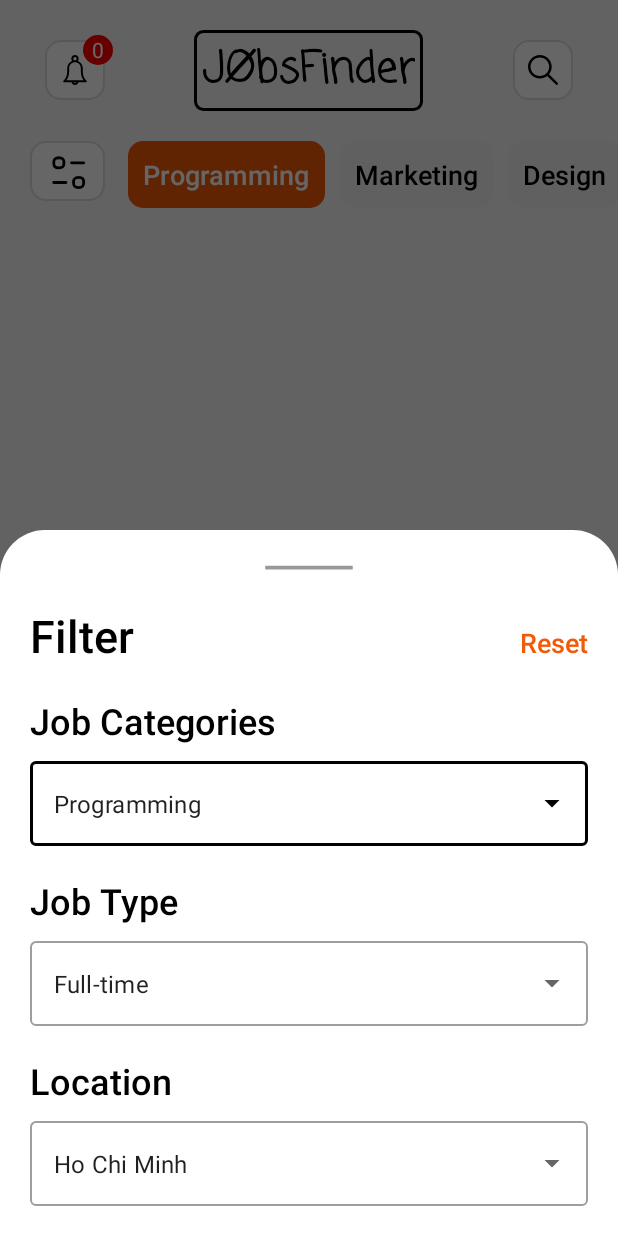
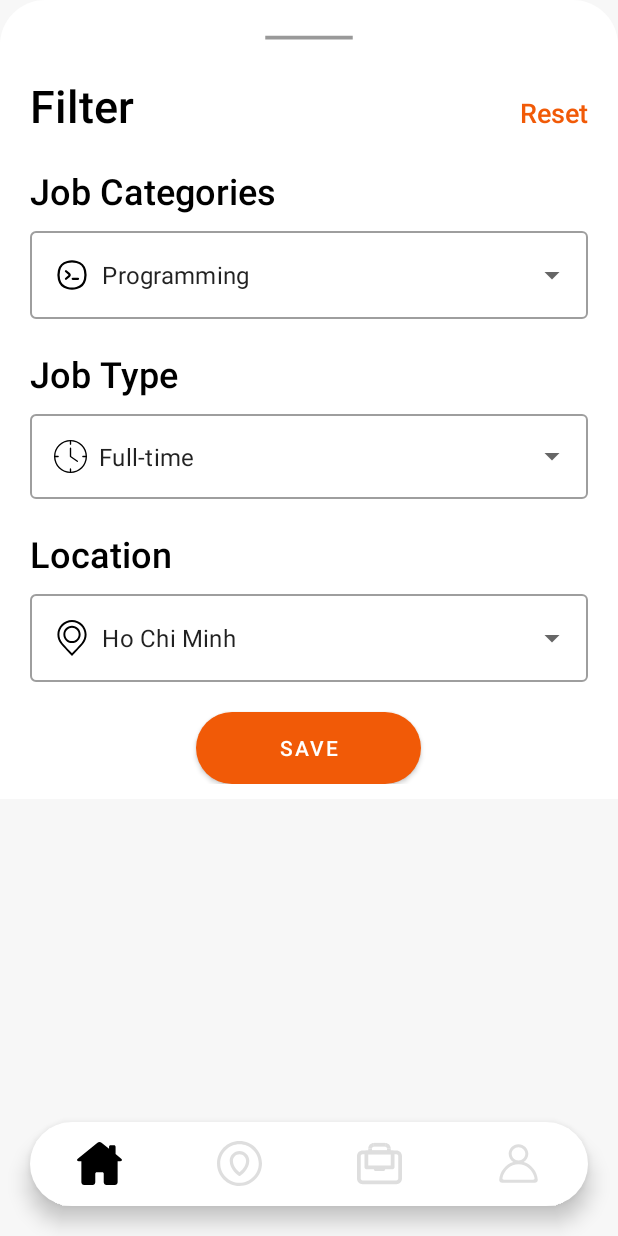
Before and after one commit to maidzui123/JobsFinderApp, an Android app: the screen it shows after launch (MainActivity), after a tap on an icon or button, on a phone screen of 412 x 824 dp. Run offline under Robolectric (Android 15) with nearby library versions, the phone set to English and light mode, and no system bars.

Commit message:
Full Filter

```diff
--- a/app/build.gradle
+++ b/app/build.gradle
@@ -44,4 +44,5 @@ dependencies {
     androidTestImplementation 'androidx.test.espresso:espresso-core:3.4.0'
     implementation 'me.relex:circleindicator:2.1.6'
     implementation 'com.google.firebase:firebase-firestore:24.4.0'
+
 }
--- /dev/null
+++ b/app/src/main/java/com/example/jobfinderapp/BottomFragment.java
@@ -0,0 +1,71 @@
+package com.example.jobfinderapp;
+
+import android.os.Bundle;
+
+import androidx.fragment.app.Fragment;
+import androidx.fragment.app.FragmentManager;
+import androidx.fragment.app.FragmentTransaction;
+
+import android.view.LayoutInflater;
+import android.view.MotionEvent;
+import android.view.View;
+import android.view.ViewGroup;
+import android.widget.AdapterView;
+import android.widget.ArrayAdapter;
+import android.widget.AutoCompleteTextView;
+import android.widget.Button;
+import android.widget.TextView;
+
+import com.google.android.material.bottomsheet.BottomSheetDialogFragment;
+
+public class BottomFragment extends Fragment {
+    public BottomFragment() {
+        // Required empty public constructor
+    }
+    String[] job_items = {"  Programming", "  Marketing", "  Design", "  Healthcare"};
+    String[] job_time = {"  Full-time", "  Part-time"};
+    String[] job_location = {"  Ho Chi Minh", "  Ha Noi", " Ben Tre", "  Quang Tri"};
+    AutoCompleteTextView autoCompleteTxt, autoCompleteTxt1, autoCompleteTxt2;
+    ArrayAdapter<String> adapterItems, adapterItems1, adapterItems2;
+    private View mView;
+    private Button btnSaveFilter;
+    private TextView tvResetFilter;
+    @Override
+    public View onCreateView(LayoutInflater inflater, ViewGroup container,
+                             Bundle savedInstanceState) {
+        mView = inflater.inflate(R.layout.bottom_sheet_dialog, container, false);
+        autoCompleteTxt = mView.findViewById(R.id.autoCompleteTxt);
+        autoCompleteTxt1 = mView.findViewById(R.id.autoCompleteTxt1);
+        autoCompleteTxt2 = mView.findViewById(R.id.autoCompleteTxt2);
+        btnSaveFilter = mView.findViewById(R.id.btnSaveFilter);
+        tvResetFilter = mView.findViewById(R.id.tvResetFilter);
+        adapterItems = new ArrayAdapter<String>(getActivity(), R.layout.job_dropdown_item, job_items);
+        adapterItems1 = new ArrayAdapter<String>(getActivity(), R.layout.job_dropdown_item, job_time);
+        adapterItems2 = new ArrayAdapter<String>(getActivity(), R.layout.job_dropdown_item, job_location);
+        autoCompleteTxt.setAdapter(adapterItems);
+        autoCompleteTxt1.setAdapter(adapterItems1);
+        autoCompleteTxt2.setAdapter(adapterItems2);
+        tvResetFilter.setOnClickListener(new View.OnClickListener() {
+            @Override
+            public void onClick(View v) {
+                autoCompleteTxt.setText(job_items[0],false);
+                autoCompleteTxt1.setText(job_time[0],false);
+                autoCompleteTxt2.setText(job_location[0],false);
+            }
+        });
+        btnSaveFilter.setOnClickListener(new View.OnClickListener() {
+            @Override
+            public void onClick(View v) {
+                replaceFragment(new HomeFragment());
+            }
+        });
+        return mView;
+    }
+    private void replaceFragment(Fragment fragment) {
+        FragmentManager fragmentManager = getParentFragmentManager();
+        FragmentTransaction fragmentTransaction = fragmentManager.beginTransaction();
+        fragmentTransaction.replace(R.id.flBottomFragment, fragment);
+        fragmentTransaction.commit();
+    }
+
+}
--- a/app/src/main/java/com/example/jobfinderapp/BottomSheet.java
+++ /dev/null
@@ -1,35 +0,0 @@
-package com.example.jobfinderapp;
-
-import android.os.Bundle;
-import android.view.LayoutInflater;
-import android.view.View;
-import android.view.ViewGroup;
-import android.widget.ArrayAdapter;
-import android.widget.AutoCompleteTextView;
-
-import androidx.annotation.NonNull;
-import androidx.annotation.Nullable;
-import androidx.fragment.app.Fragment;
-
-
-public class BottomSheet extends Fragment {
-    String[] job_items = {"Programming", "Marketing", "Design", "Healthcare"};
-    AutoCompleteTextView autoCompleteTxt;
-    ArrayAdapter<String> adapterItems;
-    private View mView;
-    public BottomSheet() {
-        // Required empty public constructor
-    }
-    @Override
-    public View onCreateView(LayoutInflater inflater, ViewGroup container,
-                             Bundle savedInstanceState) {
-        mView = inflater.inflate(R.layout.bottom_sheet_dialog, container, false);
-        autoCompleteTxt = mView.findViewById(R.id.autoCompleteTxt);
-        adapterItems = new ArrayAdapter<String>(getActivity(), R.layout.job_dropdown_item, job_items);
-        autoCompleteTxt.setAdapter(adapterItems);
-
-        return mView;
-    }
-
-
-}
--- a/app/src/main/java/com/example/jobfinderapp/HomeFragment.java
+++ b/app/src/main/java/com/example/jobfinderapp/HomeFragment.java
@@ -6,6 +6,8 @@ import android.graphics.drawable.ColorDrawable;
 import android.os.Bundle;
 
 import androidx.fragment.app.Fragment;
+import androidx.fragment.app.FragmentManager;
+import androidx.fragment.app.FragmentTransaction;
 
 import android.view.Gravity;
 import android.view.LayoutInflater;
@@ -27,35 +29,30 @@ public class HomeFragment extends Fragment {
     }
     private ImageButton ibHomeFilter;
     private View mView;
-    private LinearLayout lnBottomSheetContainer;
-
-    String[] job_items = {"Programming", "Marketing", "Design", "Healthcare"};
-    AutoCompleteTextView autoCompleteTxt;
-    ArrayAdapter<String> adapterItems;
     @Override
     public View onCreateView(LayoutInflater inflater, ViewGroup container,
                              Bundle savedInstanceState) {
         mView = inflater.inflate(R.layout.fragment_home, container, false);
         ibHomeFilter = mView.findViewById(R.id.ibHomeFilter);
-        lnBottomSheetContainer = mView.findViewById(R.id.lnBottomSheetContainer);
-        autoCompleteTxt = mView.findViewById(R.id.autoCompleteTxt);
-        adapterItems = new ArrayAdapter<String>(getActivity(), R.layout.job_dropdown_item, job_items);
-        autoCompleteTxt.setAdapter(adapterItems);
         ibHomeFilter.setOnClickListener(new View.OnClickListener() {
             @Override
             public void onClick(View v) {
-                final BottomSheetDialog bottomSheetDialog = new BottomSheetDialog(getActivity(), R.style.BottomSheetDialogTheme);
-                View bottomSheetView = LayoutInflater.from(getContext()).inflate(R.layout.bottom_sheet_dialog, lnBottomSheetContainer);
-                bottomSheetDialog.setContentView(bottomSheetView);
-                bottomSheetDialog.show();
+                replaceFragment(new BottomFragment());
             }
         });
         return mView;
     }
+    private void replaceFragment(Fragment fragment) {
+        FragmentManager fragmentManager = getParentFragmentManager();
+        FragmentTransaction fragmentTransaction = fragmentManager.beginTransaction();
+        fragmentTransaction.replace(R.id.flHomeFragment, fragment);
+        fragmentTransaction.commit();
+    }
+
 //    private void showDialog() {
-//        final Dialog dialog = new Dialog(getActivity());
+//        final BottomSheetDialog dialog = new BottomSheetDialog(getActivity());
 //        dialog.requestWindowFeature(Window.FEATURE_NO_TITLE);
-//        dialog.setContentView(R.layout.bottom_sheet_dialog);
+//        dialog.setContentView(R.layout.frame_bottom_sheet_dialog);
 //        dialog.show();
 //        dialog.getWindow().setLayout(ViewGroup.LayoutParams.MATCH_PARENT,ViewGroup.LayoutParams.WRAP_CONTENT);
 //        dialog.getWindow().setBackgroundDrawable(new ColorDrawable(Color.TRANSPARENT));
--- a/app/src/main/java/com/example/jobfinderapp/MainActivity.java
+++ b/app/src/main/java/com/example/jobfinderapp/MainActivity.java
@@ -17,6 +17,7 @@ import android.widget.Button;
 import android.widget.ImageButton;
 
 import com.example.jobfinderapp.databinding.ActivityMainBinding;
+import com.google.android.material.bottomsheet.BottomSheetDialog;
 
 public class MainActivity extends AppCompatActivity {
     ActivityMainBinding binding;
@@ -52,7 +53,6 @@ public class MainActivity extends AppCompatActivity {
         fragmentTransaction.replace(R.id.frame_layout, fragment);
         fragmentTransaction.commit();
     }
-
 }
 
 //    Fragment fragment = null;
--- a/app/src/main/java/com/example/jobfinderapp/NearbyFragment.java
+++ b/app/src/main/java/com/example/jobfinderapp/NearbyFragment.java
@@ -7,58 +7,28 @@ import androidx.fragment.app.Fragment;
 import android.view.LayoutInflater;
 import android.view.View;
 import android.view.ViewGroup;
+import android.widget.ArrayAdapter;
+import android.widget.AutoCompleteTextView;
 
-/**
- * A simple {@link Fragment} subclass.
- * Use the {@link NearbyFragment#newInstance} factory method to
- * create an instance of this fragment.
- */
 public class NearbyFragment extends Fragment {
 
-    // TODO: Rename parameter arguments, choose names that match
-    // the fragment initialization parameters, e.g. ARG_ITEM_NUMBER
-    private static final String ARG_PARAM1 = "param1";
-    private static final String ARG_PARAM2 = "param2";
 
-    // TODO: Rename and change types of parameters
-    private String mParam1;
-    private String mParam2;
 
     public NearbyFragment() {
         // Required empty public constructor
     }
 
-    /**
-     * Use this factory method to create a new instance of
-     * this fragment using the provided parameters.
-     *
-     * @param param1 Parameter 1.
-     * @param param2 Parameter 2.
-     * @return A new instance of fragment NearbyFragment.
-     */
-    // TODO: Rename and change types and number of parameters
-    public static NearbyFragment newInstance(String param1, String param2) {
-        NearbyFragment fragment = new NearbyFragment();
-        Bundle args = new Bundle();
-        args.putString(ARG_PARAM1, param1);
-        args.putString(ARG_PARAM2, param2);
-        fragment.setArguments(args);
-        return fragment;
-    }
-
-    @Override
-    public void onCreate(Bundle savedInstanceState) {
-        super.onCreate(savedInstanceState);
-        if (getArguments() != null) {
-            mParam1 = getArguments().getString(ARG_PARAM1);
-            mParam2 = getArguments().getString(ARG_PARAM2);
-        }
-    }
-
+    String[] job_items = {"Programming", "Marketing", "Design", "Healthcare"};
+    AutoCompleteTextView autoCompleteTxt;
+    ArrayAdapter<String> adapterItems;
+    private View mView;
     @Override
     public View onCreateView(LayoutInflater inflater, ViewGroup container,
                              Bundle savedInstanceState) {
-        // Inflate the layout for this fragment
-        return inflater.inflate(R.layout.fragment_nearby, container, false);
+        mView = inflater.inflate(R.layout.fragment_nearby, container, false);
+        autoCompleteTxt = mView.findViewById(R.id.autoCompleteTxt);
+        adapterItems = new ArrayAdapter<String>(getActivity(), R.layout.job_dropdown_item, job_items);
+        autoCompleteTxt.setAdapter(adapterItems);
+        return mView;
     }
 }
--- /dev/null
+++ b/app/src/main/res/drawable/ic_categories.xml
@@ -0,0 +1,26 @@
+<?xml version="1.0" encoding="utf-8"?>
+<vector xmlns:android="http://schemas.android.com/apk/res/android"
+    android:width="24dp"
+    android:height="24dp"
+    android:viewportWidth="24"
+    android:viewportHeight="24">
+
+    <path
+        android:fillColor="#FFFFFF"
+        android:strokeColor="#000000"
+        android:strokeWidth="1.5"
+        android:pathData="M3.35288 8.95043C4.00437 6.17301 6.17301 4.00437 8.95043 3.35288C10.9563 2.88237 13.0437 2.88237 15.0496 3.35288C17.827 4.00437 19.9956 6.17301 20.6471 8.95044C21.1176 10.9563 21.1176 13.0437 20.6471 15.0496C19.9956 17.827 17.827 19.9956 15.0496 20.6471C13.0437 21.1176 10.9563 21.1176 8.95044 20.6471C6.17301 19.9956 4.00437 17.827 3.35288 15.0496C2.88237 13.0437 2.88237 10.9563 3.35288 8.95043Z" />
+    <path
+        android:fillColor="#FFFFFF"
+        android:strokeColor="#000000"
+        android:strokeWidth="1.5"
+        android:strokeLineJoin="round"
+        android:strokeLineCap="round"
+        android:pathData="M8 9.5L10.0781 11.2318C10.5579 11.6316 10.5579 12.3684 10.0781 12.7682L8 14.5" />
+    <path
+        android:fillColor="#FFFFFF"
+        android:strokeColor="#000000"
+        android:strokeWidth="1.5"
+        android:strokeLineCap="round"
+        android:pathData="M12.5 14.5H16" />
+</vector>
--- /dev/null
+++ b/app/src/main/res/drawable/ic_clock.xml
@@ -0,0 +1,17 @@
+<?xml version="1.0" encoding="utf-8"?>
+<vector xmlns:android="http://schemas.android.com/apk/res/android"
+    android:width="22dp"
+    android:height="22dp"
+    android:viewportWidth="488"
+    android:viewportHeight="488">
+
+    <group
+            android:translateY="-540.36">
+        <path
+            android:fillColor="#000000"
+            android:pathData="M351.1,846.96l-97.1-67.9v-116.7c0-5.5-4.5-10-10-10s-10,4.5-10,10v122c0,3.3,1.6,6.3,4.3,8.2l101.4,70.9 c1.7,1.2,3.7,1.8,5.7,1.8v0c3.1,0,6.2-1.5,8.2-4.4C356.7,856.36,355.6,850.16,351.1,846.96z" />
+        <path
+            android:fillColor="#000000"
+            android:pathData="M416.4,611.96L416.4,611.96c-46.2-46.2-107.4-71.6-172.4-71.6s-126.2,25.4-172.4,71.6C25.4,658.16,0,719.36,0,784.36 s25.4,126.2,71.6,172.4c46.2,46.2,107.4,71.6,172.4,71.6s126.2-25.4,172.4-71.6s71.6-107.4,71.6-172.4S462.6,658.16,416.4,611.96 z M254,1008.16L254,1008.16v-40.8c0-5.5-4.5-10-10-10s-10,4.5-10,10v40.8c-115.6-5.1-208.7-98.2-213.8-213.8H61 c5.5,0,10-4.5,10-10s-4.5-10-10-10H20.2c5.1-115.6,98.2-208.7,213.8-213.8v40.8c0,5.5,4.5,10,10,10s10-4.5,10-10v-40.8 c115.6,5.1,208.7,98.2,213.8,213.8H427c-5.5,0-10,4.5-10,10s4.5,10,10,10h40.8C462.7,909.96,369.6,1003.06,254,1008.16z" />
+    </group>
+</vector>
--- /dev/null
+++ b/app/src/main/res/drawable/ic_location.xml
@@ -0,0 +1,14 @@
+<?xml version="1.0" encoding="utf-8"?>
+<vector xmlns:android="http://schemas.android.com/apk/res/android"
+    android:width="24dp"
+    android:height="24dp"
+    android:viewportWidth="368.666"
+    android:viewportHeight="368.666">
+
+    <path
+        android:fillColor="#000000"
+        android:pathData="M184.333,0C102.01,0,35.036,66.974,35.036,149.297c0,33.969,11.132,65.96,32.193,92.515 c27.27,34.383,106.572,116.021,109.934,119.479l7.169,7.375l7.17-7.374c3.364-3.46,82.69-85.116,109.964-119.51 c21.042-26.534,32.164-58.514,32.164-92.485C333.63,66.974,266.656,0,184.333,0z M285.795,229.355 c-21.956,27.687-80.92,89.278-101.462,110.581c-20.54-21.302-79.483-82.875-101.434-110.552 c-18.228-22.984-27.863-50.677-27.863-80.087C55.036,78.002,113.038,20,184.333,20c71.294,0,129.297,58.002,129.296,129.297 C313.629,178.709,304.004,206.393,285.795,229.355z" />
+    <path
+        android:fillColor="#000000"
+        android:pathData="M184.333,59.265c-48.73,0-88.374,39.644-88.374,88.374c0,48.73,39.645,88.374,88.374,88.374s88.374-39.645,88.374-88.374 S233.063,59.265,184.333,59.265z M184.333,216.013c-37.702,0-68.374-30.673-68.374-68.374c0-37.702,30.673-68.374,68.374-68.374 s68.373,30.673,68.374,68.374C252.707,185.341,222.035,216.013,184.333,216.013z" />
+</vector>
--- a/app/src/main/res/drawable/small_selection_bg.xml
+++ b/app/src/main/res/drawable/small_selection_bg.xml
@@ -1,5 +1,5 @@
 <?xml version="1.0" encoding="utf-8"?>
 <shape xmlns:android="http://schemas.android.com/apk/res/android" android:shape="rectangle">
-    <corners android:radius="10dp"/>
+    <corners android:radius="100dp"/>
     <solid android:color="@color/orange"/>
 </shape>
--- a/app/src/main/res/layout/bottom_sheet_dialog.xml
+++ b/app/src/main/res/layout/bottom_sheet_dialog.xml
@@ -1,9 +1,14 @@
 <?xml version="1.0" encoding="utf-8"?>
-<LinearLayout xmlns:android="http://schemas.android.com/apk/res/android"
+<FrameLayout xmlns:android="http://schemas.android.com/apk/res/android"
+    xmlns:tools="http://schemas.android.com/tools"
+    android:id="@+id/flBottomFragment"
+    android:layout_width="match_parent"
+    android:layout_height="match_parent"
     xmlns:app="http://schemas.android.com/apk/res-auto"
-    android:id="@+id/lnBottomSheetContainer"
+    tools:context=".BottomFragment">
+    <LinearLayout
         android:layout_width="match_parent"
-    android:layout_height="500dp"
+        android:layout_height="wrap_content"
         android:background="@drawable/bottom_dialog_bg"
         android:orientation="vertical">
         <ImageView
@@ -26,6 +31,7 @@
                 android:layout_weight="1"
                 />
             <TextView
+                android:id="@+id/tvResetFilter"
                 android:layout_width="wrap_content"
                 android:layout_height="wrap_content"
                 android:text="Reset"
@@ -60,7 +66,8 @@
                     android:layout_width="match_parent"
                     android:layout_height="match_parent"
                     android:inputType="none"
-                android:text="Programming"
+                    android:text="  Programming"
+                    android:drawableStart="@drawable/ic_categories"
                     />
             </com.google.android.material.textfield.TextInputLayout>
 
@@ -84,15 +91,14 @@
                 android:layout_width="match_parent"
                 android:layout_height="wrap_content"
                 android:layout_marginTop="5dp"
-
                 >
                 <AutoCompleteTextView
                     android:id="@+id/autoCompleteTxt1"
                     android:layout_width="match_parent"
                     android:layout_height="match_parent"
                     android:inputType="none"
-                android:text="Full-time"
-
+                    android:text="  Full-time"
+                    android:drawableStart="@drawable/ic_clock"
                     />
             </com.google.android.material.textfield.TextInputLayout>
 
@@ -123,11 +129,22 @@
                     android:layout_width="match_parent"
                     android:layout_height="match_parent"
                     android:inputType="none"
-                android:text="Ho Chi Minh"
-
+                    android:text="  Ho Chi Minh"
+                    android:drawableStart="@drawable/ic_location"
                     />
             </com.google.android.material.textfield.TextInputLayout>
 
         </LinearLayout>
+        <Button
+            android:id="@+id/btnSaveFilter"
+            android:layout_width="150dp"
+            android:layout_height="wrap_content"
+            android:layout_gravity="center_horizontal"
+            android:background="@drawable/small_selection_bg"
+            android:text="SAVE"
+            app:backgroundTint="@null"
+            android:layout_marginTop="10dp"
+            />
+    </LinearLayout>
 
-</LinearLayout>
+</FrameLayout>
--- a/app/src/main/res/layout/fragment_home.xml
+++ b/app/src/main/res/layout/fragment_home.xml
@@ -1,14 +1,16 @@
 <?xml version="1.0" encoding="utf-8"?>
 <FrameLayout xmlns:android="http://schemas.android.com/apk/res/android"
     xmlns:tools="http://schemas.android.com/tools"
+    android:id="@+id/flHomeFragment"
     android:layout_width="match_parent"
     android:layout_height="match_parent"
     android:background="@color/light_white"
     tools:context=".HomeFragment">
 
-    <RelativeLayout
+    <LinearLayout
         android:layout_width="match_parent"
-        android:layout_height="match_parent">
+        android:layout_height="match_parent"
+        android:orientation="vertical">
 
         <RelativeLayout
             android:id="@+id/rlHomeHeader"
@@ -137,30 +139,10 @@
 
         </ScrollView>
 
-        <TextView
-            android:layout_width="wrap_content"
-            android:layout_height="wrap_content"
-            android:layout_gravity="center"
-            android:text="Home"
-            android:textSize="30dp"
-            android:textColor="@color/black"
-            android:textStyle="bold"
-            android:layout_centerInParent="true"/>
-        <com.google.android.material.textfield.TextInputLayout
-            style="@style/Widget.MaterialComponents.TextInputLayout.OutlinedBox.ExposedDropdownMenu"
+        <FrameLayout
             android:layout_width="match_parent"
-            android:layout_height="wrap_content"
-            android:layout_marginTop="5dp"
-            android:hint="Select jobs"
-            android:layout_alignParentBottom="true"
-            >
-            <AutoCompleteTextView
-                android:id="@+id/autoCompleteTxt"
-                android:layout_width="match_parent"
-                android:layout_height="match_parent"
-                android:inputType="none"
-                />
-        </com.google.android.material.textfield.TextInputLayout>
-    </RelativeLayout>
+            android:layout_height="match_parent"
+            />
+    </LinearLayout>
 
 </FrameLayout>
--- a/app/src/main/res/layout/fragment_nearby.xml
+++ b/app/src/main/res/layout/fragment_nearby.xml
@@ -5,6 +5,20 @@
     android:layout_height="match_parent"
     tools:context=".NearbyFragment">
 
+    <com.google.android.material.textfield.TextInputLayout
+        style="@style/Widget.MaterialComponents.TextInputLayout.OutlinedBox.ExposedDropdownMenu"
+        android:layout_width="match_parent"
+        android:layout_height="wrap_content"
+        android:layout_marginTop="5dp"
+        android:hint="Select jobs"
+        >
+        <AutoCompleteTextView
+            android:id="@+id/autoCompleteTxt"
+            android:layout_width="match_parent"
+            android:layout_height="match_parent"
+            android:inputType="none"
+            />
+    </com.google.android.material.textfield.TextInputLayout>
     <TextView
         android:layout_width="wrap_content"
         android:layout_height="wrap_content"
--- a/app/src/main/res/values/themes.xml
+++ b/app/src/main/res/values/themes.xml
@@ -13,12 +13,9 @@
         <item name="android:statusBarColor" tools:targetApi="l">?attr/colorPrimaryVariant</item>
         <!-- Customize your theme here. -->
     </style>
-    <style name="BottomSheetDialogTheme" parent="Theme.Design.Light.BottomSheetDialog">
-        <item name="bottomSheetStyle">@style/BottomSheetStyle</item>
-    </style>
-
-    <style name="BottomSheetStyle" parent="Widget.Design.BottomSheet.Modal">
-        <item name="android:background">@android:color/transparent</item>
+    <style name="DialogAnimation">
+        <item name="android:windowEnterAnimation">@anim/slide_in_bottom</item>
+        <item name="android:windowExitAnimation">@anim/slide_out_bottom</item>
     </style>
 
 </resources>
```
Lines whose indentation alone changed are shown as unchanged.
